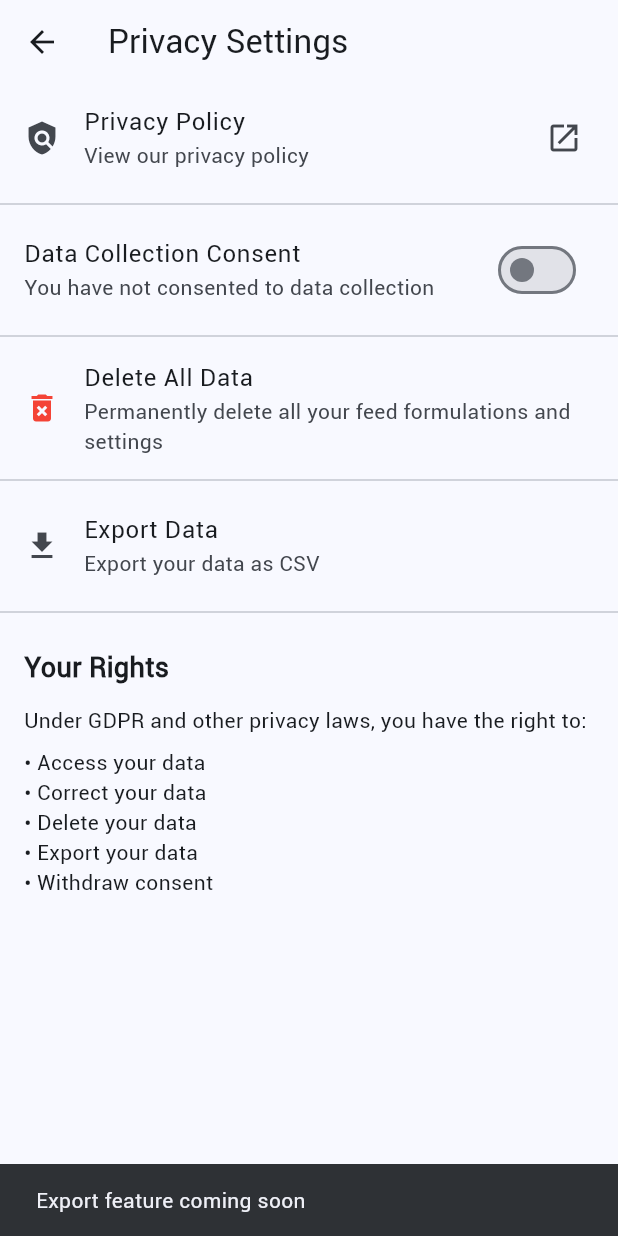
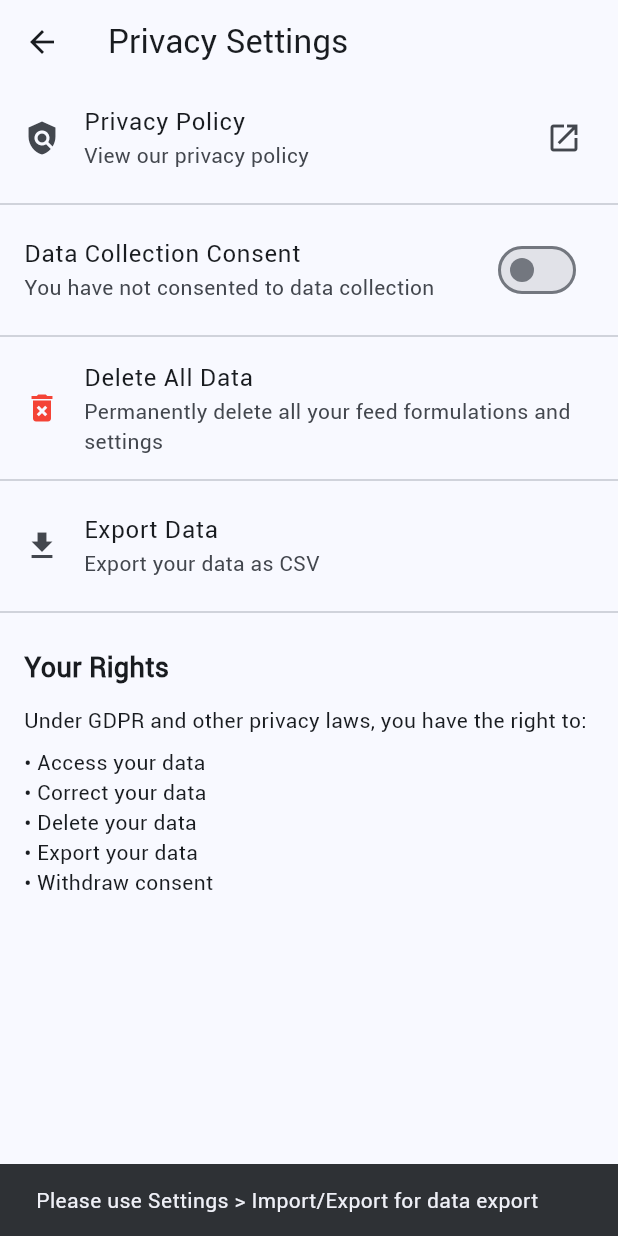
Before and after one commit to ebena107/redesigned-feed-app, a Flutter app: the PrivacySettingsScreen screen opened directly, after a tap on "Export Data", on a phone screen of 412 x 824 dp. Run offline on Flutter 3.47's test engine with Material 3 defaults, Android fonts, the phone set to English and light mode, and no system bars; our stand-ins replace equatable, file_picker, flutter_riverpod, flutter_spinkit, go_router, in_app_review and 9 more; missing offline and left inert: devicelocale; accounts and stored records are empty; generated files the repository leaves out were written again.

Commit message:
fix: resolve lint issues and remove resolved TODOs
- Fixed deprecated Share API by using SharePlus.shareXFiles
- Removed TODO for data export (implemented in Settings > Import/Export)
- Removed TODO for data deletion (implemented in Settings > Delete All Data)
- Updated messages to direct users to implemented features
- All flutter analyze lint issues resolved

```diff
--- a/lib/src/features/add_ingredients/widgets/user_ingredients_widget.dart
+++ b/lib/src/features/add_ingredients/widgets/user_ingredients_widget.dart
@@ -421,7 +421,7 @@ class _UserIngredientsWidgetState extends ConsumerState<UserIngredientsWidget> {
         if (mounted) {
           if (file != null) {
             // Show share dialog
-            await Share.shareXFiles(
+            await SharePlus.shareXFiles(
               [XFile(file.path)],
               subject: 'Custom Ingredients Export',
               text:
@@ -473,7 +473,7 @@ class _UserIngredientsWidgetState extends ConsumerState<UserIngredientsWidget> {
         if (mounted) {
           if (file != null) {
             // Show share dialog
-            await Share.shareXFiles(
+            await SharePlus.shareXFiles(
               [XFile(file.path)],
               subject: 'Custom Ingredients Export',
               text:
--- a/lib/src/features/privacy/privacy_consent.dart
+++ b/lib/src/features/privacy/privacy_consent.dart
@@ -269,10 +269,11 @@ class PrivacySettingsScreen extends ConsumerWidget {
             subtitle: const Text('Export your data as CSV'),
             leading: const Icon(Icons.download),
             onTap: () {
-              // TODO: Implement data export
+              // Data export is implemented in Settings > Import/Export
               ScaffoldMessenger.of(context).showSnackBar(
                 const SnackBar(
-                  content: Text('Export feature coming soon'),
+                  content: Text(
+                      'Please use Settings > Import/Export for data export'),
                   behavior: SnackBarBehavior.fixed,
                 ),
               );
@@ -373,11 +374,12 @@ class PrivacySettingsScreen extends ConsumerWidget {
               foregroundColor: Colors.white,
             ),
             onPressed: () {
-              // TODO: Implement data deletion
+              // Data deletion is implemented in Settings > Delete All Data
               Navigator.of(context).pop();
               ScaffoldMessenger.of(context).showSnackBar(
                 const SnackBar(
-                  content: Text('Data deletion feature coming soon'),
+                  content: Text(
+                      'Please use Settings > Delete All Data for data deletion'),
                   behavior: SnackBarBehavior.fixed,
                 ),
               );
```
